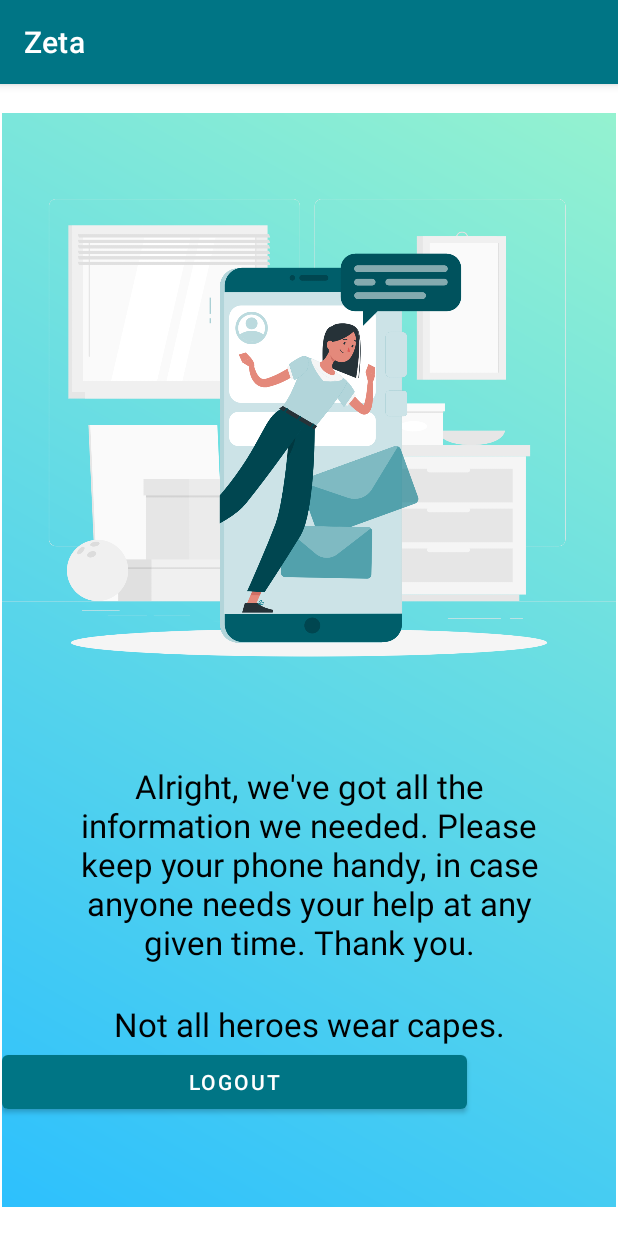
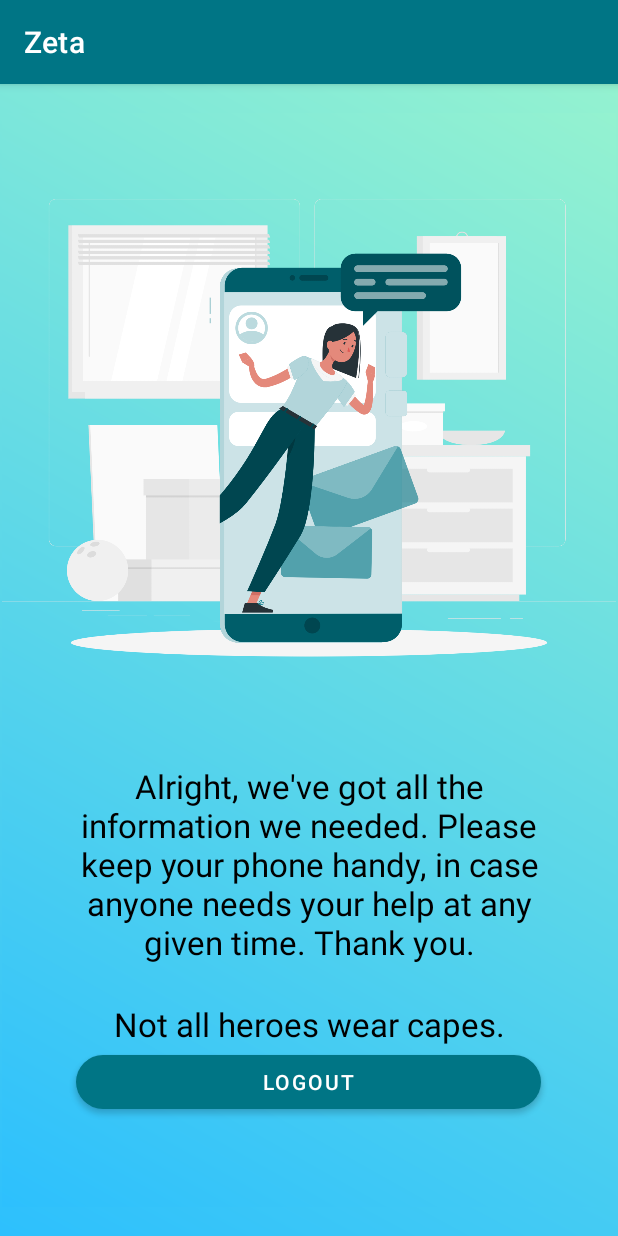
Before and after one commit to rishita2605/Zeta, an Android app: the SignupDestination screen opened directly, with no data from a screen before it, on a phone screen of 412 x 824 dp. Run offline under Robolectric (Android 15) with nearby library versions, the phone set to English and light mode, and no system bars; our stand-ins replace Firebase (no records; nobody signed in at launch, a user with empty details on screens opened directly); Roboto replaces fonts that are not available here.

Commit message:
Icon Added

```diff
--- a/Zeta/app/src/main/AndroidManifest.xml
+++ b/Zeta/app/src/main/AndroidManifest.xml
@@ -4,9 +4,9 @@
 
     <application
         android:allowBackup="true"
-        android:icon="@mipmap/ic_launcher"
+        android:icon="@drawable/logo"
         android:label="@string/app_name"
-        android:roundIcon="@mipmap/ic_launcher_round"
+        android:roundIcon="@drawable/logo"
         android:supportsRtl="true"
         android:theme="@style/Theme.Zeta">
         <activity android:name=".Error" />
--- a/Zeta/app/src/main/res/layout/activity_login.xml
+++ b/Zeta/app/src/main/res/layout/activity_login.xml
@@ -4,17 +4,18 @@
     xmlns:tools="http://schemas.android.com/tools"
     android:layout_width="match_parent"
     android:layout_height="match_parent"
+    android:background="@drawable/gradient"
     tools:context=".Login">
 
     <LinearLayout
         android:layout_width="409dp"
         android:layout_height="729dp"
+        android:background="@drawable/gradient"
         android:orientation="vertical"
         app:layout_constraintBottom_toBottomOf="parent"
         app:layout_constraintEnd_toEndOf="parent"
         app:layout_constraintStart_toStartOf="parent"
-        app:layout_constraintTop_toTopOf="parent"
-        android:background="@drawable/gradient">
+        app:layout_constraintTop_toTopOf="parent">
 
         <TextView
             android:id="@+id/textView2"
--- a/Zeta/app/src/main/res/layout/activity_signup_destination.xml
+++ b/Zeta/app/src/main/res/layout/activity_signup_destination.xml
@@ -4,17 +4,18 @@
     xmlns:tools="http://schemas.android.com/tools"
     android:layout_width="match_parent"
     android:layout_height="match_parent"
+    android:background="@drawable/gradient"
     tools:context=".SignupDestination">
 
     <LinearLayout
         android:layout_width="409dp"
         android:layout_height="729dp"
+        android:background="@drawable/gradient"
         android:orientation="vertical"
         app:layout_constraintBottom_toBottomOf="parent"
         app:layout_constraintEnd_toEndOf="parent"
         app:layout_constraintStart_toStartOf="parent"
-        app:layout_constraintTop_toTopOf="parent"
-        android:background="@drawable/gradient">
+        app:layout_constraintTop_toTopOf="parent">
 
         <ImageView
             android:id="@+id/imageView11"
@@ -51,7 +52,9 @@
             android:id="@+id/logout"
             android:layout_width="310dp"
             android:layout_height="wrap_content"
+            android:layout_gravity="center"
+            android:onClick="logout"
             android:text="Logout"
-            android:onClick="logout"/>
+            app:cornerRadius="40dp" />
     </LinearLayout>
 </androidx.constraintlayout.widget.ConstraintLayout>
```
Also changed, not shown: Zeta/app/src/main/res/drawable-v24/logo.png (added), 369 other files.
